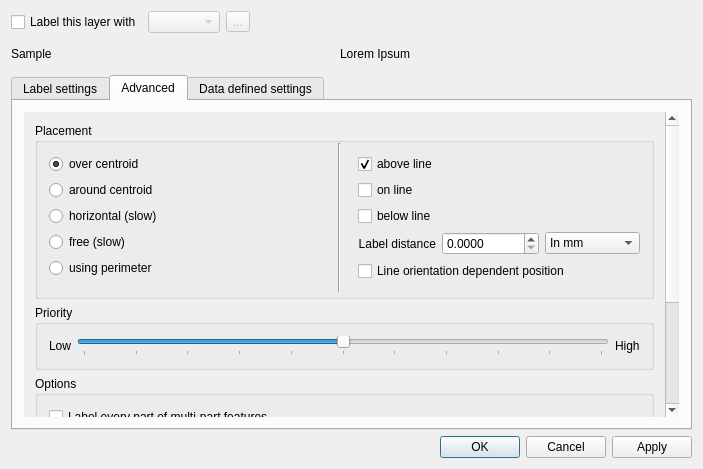
Before: the Qt Designer form src/ui/qgslabelingguibase.ui in qgis/QGIS, drawn with Qt 5.
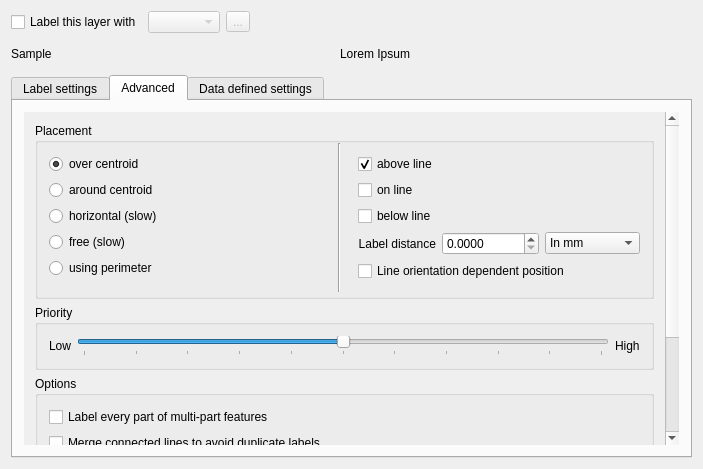
After: the same form once the commit is applied. The open tabs and pages were chosen to show the change. Icons and pictures are not drawn. Custom widgets are drawn as their Qt base class.

Commit message: [FEATURE] add new labeling to vector layer properties - add 'deprecated' label to old labeling in vector layer properties

```diff
--- a/src/ui/qgslabelingguibase.ui
+++ b/src/ui/qgslabelingguibase.ui
@@ -1,7 +1,7 @@
 <?xml version="1.0" encoding="UTF-8"?>
 <ui version="4.0">
  <class>QgsLabelingGuiBase</class>
- <widget class="QDialog" name="QgsLabelingGuiBase">
+ <widget class="QWidget" name="QgsLabelingGuiBase">
   <property name="geometry">
    <rect>
     <x>0</x>
@@ -63,16 +63,6 @@
      </item>
     </layout>
    </item>
-   <item row="3" column="0">
-    <widget class="QDialogButtonBox" name="buttonBox">
-     <property name="orientation">
-      <enum>Qt::Horizontal</enum>
-     </property>
-     <property name="standardButtons">
-      <set>QDialogButtonBox::Apply|QDialogButtonBox::Cancel|QDialogButtonBox::Ok</set>
-     </property>
-    </widget>
-   </item>
    <item row="0" column="0">
     <layout class="QHBoxLayout" name="horizontalLayout_3">
      <item>
@@ -473,8 +463,8 @@
            <rect>
             <x>0</x>
             <y>0</y>
-            <width>658</width>
-            <height>451</height>
+            <width>647</width>
+            <height>435</height>
            </rect>
           </property>
           <layout class="QGridLayout" name="gridLayout_13">
```
Left out of the diff: 39 changed lines with no effect on the pictures. The commit also changes 7 other files.
